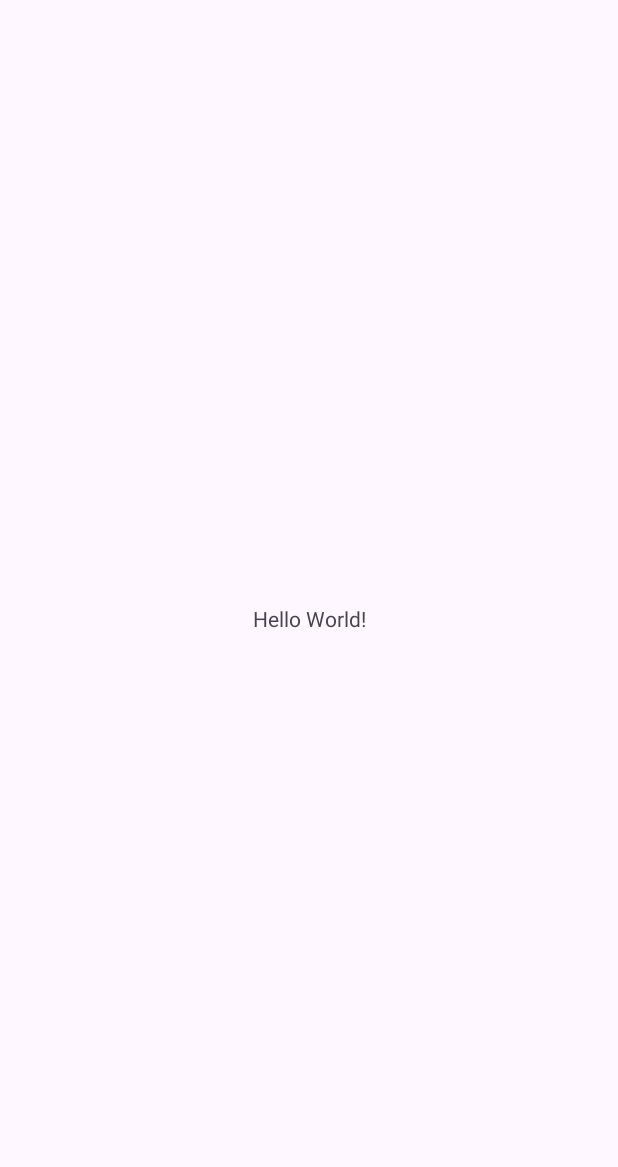
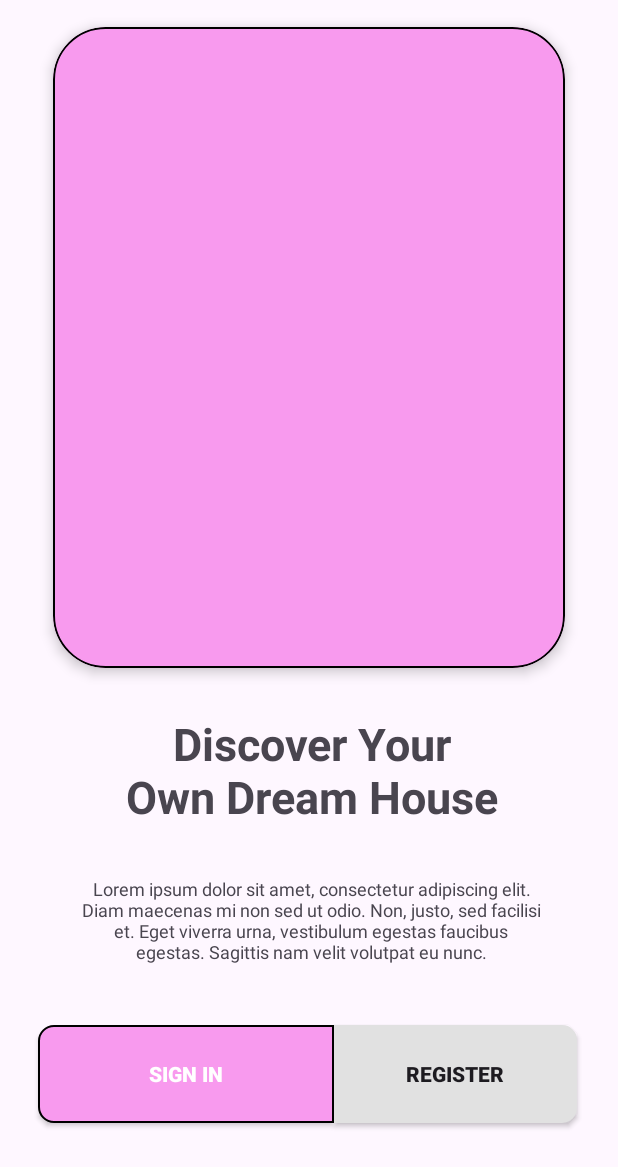
Before and after one commit to cococo35/Standard, an Android app: the screen it shows after launch (MainActivity), on a phone screen of 412 x 824 dp. Before the commit the part shown is almost empty. Shown: the top 1167 px of the screen. Run offline under Robolectric (Android 15) with nearby library versions, the phone set to English and light mode, and no system bars.

Commit message:
중간까지 완성

```diff
--- a/app/build.gradle.kts
+++ b/app/build.gradle.kts
@@ -41,6 +41,7 @@ dependencies {
     implementation("androidx.appcompat:appcompat:1.6.1")
     implementation("com.google.android.material:material:1.11.0")
     implementation("androidx.constraintlayout:constraintlayout:2.1.4")
+    implementation("androidx.cardview:cardview:1.0.0")
     testImplementation("junit:junit:4.13.2")
     androidTestImplementation("androidx.test.ext:junit:1.1.5")
     androidTestImplementation("androidx.test.espresso:espresso-core:3.5.1")
--- /dev/null
+++ b/app/src/main/res/drawable/button1.xml
@@ -0,0 +1,16 @@
+<?xml version="1.0" encoding="utf-8"?>
+
+<selector xmlns:android="http://schemas.android.com/apk/res/android">
+    <item>
+        <shape android:shape="rectangle">
+            <solid
+                android:color="#F89AEE" />
+            <stroke
+                android:width="1dp"
+                android:color="#000000" />
+            <corners
+                android:topLeftRadius="10dp"
+                android:bottomLeftRadius="10dp" />
+        </shape>
+    </item>
+</selector>
--- /dev/null
+++ b/app/src/main/res/drawable/button2.xml
@@ -0,0 +1,13 @@
+<?xml version="1.0" encoding="utf-8"?>
+
+<selector xmlns:android="http://schemas.android.com/apk/res/android">
+    <item>
+        <shape android:shape="rectangle">
+            <solid
+                android:color="#E1E1E1" />
+            <corners
+                android:topRightRadius="10dp"
+                android:bottomRightRadius="10dp" />
+        </shape>
+    </item>
+</selector>
--- /dev/null
+++ b/app/src/main/res/drawable/cardview_design.xml
@@ -0,0 +1,12 @@
+<?xml version="1.0" encoding="utf-8"?>
+
+<shape xmlns:android="http://schemas.android.com/apk/res/android"
+    android:shape="rectangle">
+        <solid
+            android:color="#E78FFF" />
+        <stroke
+            android:width="2dp"
+            android:color="#000000" />
+        <corners
+            android:radius="35dp" />
+</shape>
--- a/app/src/main/res/layout/activity_main.xml
+++ b/app/src/main/res/layout/activity_main.xml
@@ -6,25 +6,72 @@
     android:layout_height="match_parent"
     tools:context=".MainActivity">
 
-    <TextView
-        android:layout_width="wrap_content"
-        android:layout_height="wrap_content"
-        android:text="Hello World!"
-        app:layout_constraintBottom_toBottomOf="parent"
+    <com.google.android.material.card.MaterialCardView
+        android:id="@+id/cardView1"
+        android:layout_width="372dp"
+        android:layout_height="463dp"
+        app:cardBackgroundColor="#F89AEE"
+        app:cardCornerRadius="35dp"
+        app:cardUseCompatPadding="true"
+        app:cardElevation="5dp"
         app:layout_constraintEnd_toEndOf="parent"
         app:layout_constraintStart_toStartOf="parent"
-        app:layout_constraintTop_toTopOf="parent" />
+        app:layout_constraintTop_toTopOf="parent"
+        app:strokeColor="@color/black"
+        app:strokeWidth="1dp">
 
+    </com.google.android.material.card.MaterialCardView>
 
-<!--    CardView-->
-<!--    Text:Bold-->
-<!--    Text-->
-<!--    Button-->
-<!--    Text:Bold-->
-<!--    Text-->
-<!--    EditText:Background, hide UnderLine-->
-<!--    Text:Bold-->
-<!--    Button:Background, TextColor-->
-<!--    ImageView:Chain-->
+    <TextView
+        android:id="@+id/textView1"
+        android:layout_width="300dp"
+        android:layout_height="100dp"
+        android:gravity="center"
+        android:text="Discover Your
+                      Own Dream House"
+        android:textSize="30dp"
+        android:textStyle="bold"
+        app:layout_constraintEnd_toEndOf="parent"
+        app:layout_constraintHorizontal_bias="0.51"
+        app:layout_constraintStart_toStartOf="parent"
+        app:layout_constraintTop_toBottomOf="@+id/cardView1" />
+
+    <TextView
+        android:id="@+id/textView3"
+        android:layout_width="332dp"
+        android:layout_height="100dp"
+        android:gravity="center"
+        android:text="Lorem ipsum dolor sit amet, consectetur adipiscing elit.
+                      Diam maecenas mi non sed ut odio. Non, justo, sed facilisi
+                      et. Eget viverra urna, vestibulum egestas faucibus
+                      egestas. Sagittis nam velit volutpat eu nunc."
+        android:textSize="12dp"
+        app:layout_constraintEnd_toEndOf="@+id/textView1"
+        app:layout_constraintStart_toStartOf="@+id/textView1"
+        app:layout_constraintTop_toBottomOf="@+id/textView1" />
+
+    <androidx.appcompat.widget.AppCompatButton
+        android:id="@+id/myButton"
+        android:layout_width="197dp"
+        android:layout_height="65dp"
+        android:layout_marginStart="25dp"
+        android:layout_marginTop="20dp"
+        android:background="@drawable/button1"
+        android:text="Sign in"
+        android:textColor="@color/white"
+        android:textStyle="bold"
+        app:layout_constraintStart_toStartOf="parent"
+        app:layout_constraintTop_toBottomOf="@+id/textView3" />
+
+    <androidx.appcompat.widget.AppCompatButton
+        android:id="@+id/myButton2"
+        android:layout_width="162dp"
+        android:layout_height="65dp"
+        android:background="@drawable/button2"
+        android:text="Register"
+        android:textStyle="bold"
+        app:layout_constraintBottom_toBottomOf="@+id/myButton"
+        app:layout_constraintStart_toEndOf="@+id/myButton"
+        app:layout_constraintTop_toTopOf="@+id/myButton" />
 
 </androidx.constraintlayout.widget.ConstraintLayout>
```
